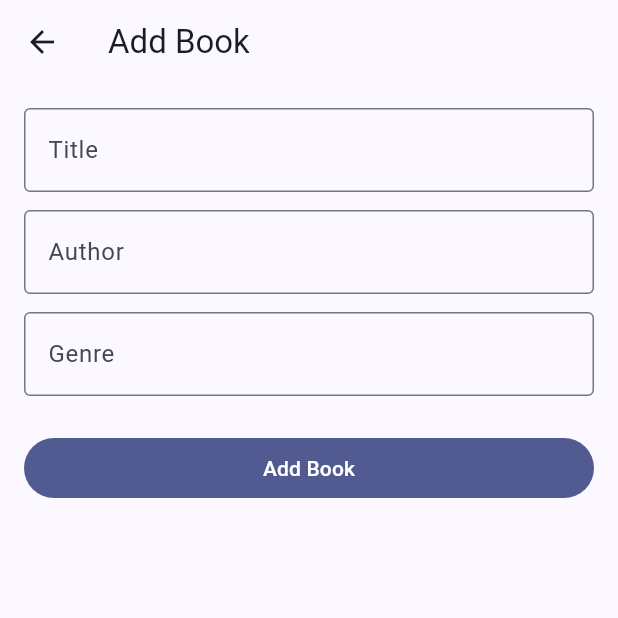
After one commit to jacabananthony-create/CSIT284-Capstone-Jacaban, a Flutter app: the screen it shows after launch, after a tap on "Add Book", on a phone screen of 412 x 824 dp, the top half of it. The commit adds this screen. Run offline on Flutter 3.47's test engine with Material 3 defaults, Android fonts, the phone set to English and light mode, and no system bars; our stand-ins replace cloud_firestore, firebase_core; accounts and stored records are empty.

Commit message:
Implemented firebase CRUD

```diff
--- a/capstone_jacaban/lib/main.dart
+++ b/capstone_jacaban/lib/main.dart
@@ -1,29 +1,25 @@
+import 'package:firebase_core/firebase_core.dart';
 import 'package:flutter/material.dart';
 
+import 'firebase_options.dart';
 import 'models/library.dart';
 import 'screens/home_screen.dart';
 
-void main() => runApp(const MyApp());
-
-class MyApp extends StatefulWidget {
-  const MyApp({super.key});
-
-  @override
-  State<MyApp> createState() => _MyAppState();
+Future<void> main() async {
+  WidgetsFlutterBinding.ensureInitialized();
+  await Firebase.initializeApp(options: DefaultFirebaseOptions.currentPlatform);
+  runApp(MyApp(library: Library()));
 }
 
-class _MyAppState extends State<MyApp> {
-  final Library library = Library();
+class MyApp extends StatelessWidget {
+  final Library library;
+  const MyApp({super.key, required this.library});
 
   @override
   Widget build(BuildContext context) {
     return MaterialApp(
       title: 'Book Borrowing Tracker',
-      debugShowCheckedModeBanner: false,
-      theme: ThemeData(
-        colorSchemeSeed: Colors.indigo,
-        useMaterial3: true,
-      ),
+      theme: ThemeData(colorSchemeSeed: Colors.indigo, useMaterial3: true),
       home: HomeScreen(library: library),
     );
   }
--- a/capstone_jacaban/lib/models/book.dart
+++ b/capstone_jacaban/lib/models/book.dart
@@ -1,3 +1,5 @@
+import 'package:cloud_firestore/cloud_firestore.dart';
+
 class Book {
   final int id;
   final String title;
@@ -17,6 +19,26 @@ class Book {
 
   bool get isOverdue =>
       isBorrowed && dueDate != null && dueDate!.isBefore(DateTime.now());
+
+  /// Book -> Firestore document
+  Map<String, dynamic> toMap() => {
+        'id': id,
+        'title': title,
+        'author': author,
+        'genre': genre,
+        'isBorrowed': isBorrowed,
+        'dueDate': dueDate == null ? null : Timestamp.fromDate(dueDate!),
+      };
+
+  /// Firestore document -> Book
+  factory Book.fromMap(Map<String, dynamic> map) => Book(
+        id: map['id'] as int,
+        title: map['title'] ?? '',
+        author: map['author'] ?? '',
+        genre: map['genre'] ?? '',
+        isBorrowed: map['isBorrowed'] ?? false,
+        dueDate: (map['dueDate'] as Timestamp?)?.toDate(),
+      );
 }
 
 /// Formats a date as dd/mm/yyyy without needing the intl package.
--- a/capstone_jacaban/lib/models/borrow_record.dart
+++ b/capstone_jacaban/lib/models/borrow_record.dart
@@ -1,13 +1,32 @@
+import 'package:cloud_firestore/cloud_firestore.dart';
+
 class BorrowRecord {
+  String? docId; // Firestore document id, set after saving
   final String bookTitle;
   final DateTime borrowedOn;
   DateTime? returnedOn;
 
   BorrowRecord({
+    this.docId,
     required this.bookTitle,
     required this.borrowedOn,
     this.returnedOn,
   });
 
   bool get isReturned => returnedOn != null;
+
+  Map<String, dynamic> toMap() => {
+        'bookTitle': bookTitle,
+        'borrowedOn': Timestamp.fromDate(borrowedOn),
+        'returnedOn':
+            returnedOn == null ? null : Timestamp.fromDate(returnedOn!),
+      };
+
+  factory BorrowRecord.fromMap(String docId, Map<String, dynamic> map) =>
+      BorrowRecord(
+        docId: docId,
+        bookTitle: map['bookTitle'] ?? '',
+        borrowedOn: (map['borrowedOn'] as Timestamp).toDate(),
+        returnedOn: (map['returnedOn'] as Timestamp?)?.toDate(),
+      );
 }
--- a/capstone_jacaban/lib/models/library.dart
+++ b/capstone_jacaban/lib/models/library.dart
@@ -1,13 +1,61 @@
+import 'dart:async';
+
 import 'package:flutter/foundation.dart';
 
+import '../services/firestore_service.dart';
 import 'book.dart';
 import 'borrow_record.dart';
 
-/// Holds all app state: the hardcoded book list, search query and history.
+/// App state, now backed by Firebase Firestore.
 class Library extends ChangeNotifier {
   static const int loanDays = 14;
 
-  final List<Book> books = [
+  final FirestoreService _service = FirestoreService();
+
+  List<Book> books = [];
+  List<BorrowRecord> history = [];
+  bool isLoading = true;
+  String? error;
+
+  StreamSubscription<List<Book>>? _bookSub;
+  StreamSubscription<List<BorrowRecord>>? _recordSub;
+
+  Library() {
+    _start();
+  }
+
+  Future<void> _start() async {
+    try {
+      await _service.seedBooksIfEmpty(_seedBooks());
+    } catch (e) {
+      _setError(e);
+    }
+    _bookSub = _service.watchBooks().listen((data) {
+      books = data;
+      isLoading = false;
+      error = null;
+      notifyListeners();
+    }, onError: (e) => _setError(e));
+    _recordSub = _service.watchRecords().listen((data) {
+      history = data;
+      notifyListeners();
+    }, onError: (e) => _setError(e));
+  }
+
+  void _setError(Object e) {
+    error = e.toString();
+    isLoading = false;
+    notifyListeners();
+  }
+
+  @override
+  void dispose() {
+    _bookSub?.cancel();
+    _recordSub?.cancel();
+    super.dispose();
+  }
+
+  List<Book> _seedBooks() => [
         Book(id: 1, title: 'Clean Code', author: 'Robert C. Martin', genre: 'Programming'),
         Book(id: 2, title: 'The Pragmatic Programmer', author: 'Andrew Hunt', genre: 'Programming'),
         Book(id: 3, title: 'Dune', author: 'Frank Herbert', genre: 'Sci-Fi'),
@@ -20,8 +68,7 @@ class Library extends ChangeNotifier {
         Book(id: 10, title: 'The Alchemist', author: 'Paulo Coelho', genre: 'Fiction'),
       ];
 
-  final List<BorrowRecord> history = [];
-
+  // ---------- search ----------
   String _query = '';
   String get query => _query;
 
@@ -40,25 +87,70 @@ class Library extends ChangeNotifier {
         .toList();
   }
 
-  void borrow(Book book) {
+  // ---------- CRUD on books ----------
+
+  // CREATE
+  Future<void> addBook(String title, String author, String genre) async {
+    final nextId = books.isEmpty
+        ? 1
+        : books.map((b) => b.id).reduce((a, b) => a > b ? a : b) + 1;
+    try {
+      await _service.addBook(
+          Book(id: nextId, title: title, author: author, genre: genre));
+    } catch (e) {
+      _setError(e);
+    }
+  }
+
+  // UPDATE
+  Future<void> updateBook(Book book) async {
+    try {
+      await _service.updateBook(book);
+    } catch (e) {
+      _setError(e);
+    }
+  }
+
+  // DELETE
+  Future<void> deleteBook(int id) async {
+    try {
+      await _service.deleteBook(id);
+    } catch (e) {
+      _setError(e);
+    }
+  }
+
+  // ---------- borrow / return (saved to Firestore) ----------
+
+  Future<void> borrow(Book book) async {
     if (book.isBorrowed) return;
     final now = DateTime.now();
     book.isBorrowed = true;
     book.dueDate = now.add(const Duration(days: loanDays));
-    history.insert(0, BorrowRecord(bookTitle: book.title, borrowedOn: now));
-    notifyListeners();
+    try {
+      await _service.updateBook(book);
+      await _service
+          .addRecord(BorrowRecord(bookTitle: book.title, borrowedOn: now));
+    } catch (e) {
+      _setError(e);
+    }
   }
 
-  void returnBook(Book book) {
+  Future<void> returnBook(Book book) async {
     if (!book.isBorrowed) return;
     book.isBorrowed = false;
     book.dueDate = null;
+    try {
+      await _service.updateBook(book);
       for (final record in history) {
         if (record.bookTitle == book.title && !record.isReturned) {
           record.returnedOn = DateTime.now();
+          await _service.updateRecord(record);
           break;
         }
       }
-    notifyListeners();
+    } catch (e) {
+      _setError(e);
     }
   }
+}
--- /dev/null
+++ b/capstone_jacaban/lib/screens/book_form_screen.dart
@@ -0,0 +1,109 @@
+import 'package:flutter/material.dart';
+
+import '../models/book.dart';
+import '../models/library.dart';
+
+class BookFormScreen extends StatefulWidget {
+  final Library library;
+  final Book? book; // null = add, not null = edit
+
+  const BookFormScreen({super.key, required this.library, this.book});
+
+  @override
+  State<BookFormScreen> createState() => _BookFormScreenState();
+}
+
+class _BookFormScreenState extends State<BookFormScreen> {
+  final _formKey = GlobalKey<FormState>();
+  late final TextEditingController _title;
+  late final TextEditingController _author;
+  late final TextEditingController _genre;
+
+  bool get _isEditing => widget.book != null;
+
+  @override
+  void initState() {
+    super.initState();
+    _title = TextEditingController(text: widget.book?.title ?? '');
+    _author = TextEditingController(text: widget.book?.author ?? '');
+    _genre = TextEditingController(text: widget.book?.genre ?? '');
+  }
+
+  @override
+  void dispose() {
+    _title.dispose();
+    _author.dispose();
+    _genre.dispose();
+    super.dispose();
+  }
+
+  void _save() {
+    if (!_formKey.currentState!.validate()) return;
+    final title = _title.text.trim();
+    final author = _author.text.trim();
+    final genre = _genre.text.trim();
+
+    if (_isEditing) {
+      final b = widget.book!;
+      widget.library.updateBook(Book(
+        id: b.id,
+        title: title,
+        author: author,
+        genre: genre,
+        isBorrowed: b.isBorrowed,
+        dueDate: b.dueDate,
+      ));
+    } else {
+      widget.library.addBook(title, author, genre);
+    }
+    Navigator.pop(context);
+  }
+
+  String? _required(String? v) =>
+      (v == null || v.trim().isEmpty) ? 'Required' : null;
+
+  @override
+  Widget build(BuildContext context) {
+    return Scaffold(
+      appBar: AppBar(title: Text(_isEditing ? 'Edit Book' : 'Add Book')),
+      body: Padding(
+        padding: const EdgeInsets.all(16),
+        child: Form(
+          key: _formKey,
+          child: Column(
+            children: [
+              TextFormField(
+                controller: _title,
+                decoration: const InputDecoration(
+                    labelText: 'Title', border: OutlineInputBorder()),
+                validator: _required,
+              ),
+              const SizedBox(height: 12),
+              TextFormField(
+                controller: _author,
+                decoration: const InputDecoration(
+                    labelText: 'Author', border: OutlineInputBorder()),
+                validator: _required,
+              ),
+              const SizedBox(height: 12),
+              TextFormField(
+                controller: _genre,
+                decoration: const InputDecoration(
+                    labelText: 'Genre', border: OutlineInputBorder()),
+                validator: _required,
+              ),
+              const SizedBox(height: 24),
+              SizedBox(
+                width: double.infinity,
+                child: FilledButton(
+                  onPressed: _save,
+                  child: Text(_isEditing ? 'Save Changes' : 'Add Book'),
+                ),
+              ),
+            ],
+          ),
+        ),
+      ),
+    );
+  }
+}
--- a/capstone_jacaban/lib/screens/home_screen.dart
+++ b/capstone_jacaban/lib/screens/home_screen.dart
@@ -2,6 +2,7 @@ import 'package:flutter/material.dart';
 
 import '../models/library.dart';
 import '../widgets/book_card.dart';
+import 'book_form_screen.dart';
 import 'detail_screen.dart';
 import 'history_screen.dart';
 
@@ -28,6 +29,16 @@ class HomeScreen extends StatelessWidget {
           ),
         ],
       ),
+      floatingActionButton: FloatingActionButton.extended(
+        icon: const Icon(Icons.add),
+        label: const Text('Add Book'),
+        onPressed: () => Navigator.push(
+          context,
+          MaterialPageRoute(
+            builder: (_) => BookFormScreen(library: library),
+          ),
+        ),
+      ),
       body: Column(
         children: [
           Padding(
@@ -45,6 +56,17 @@ class HomeScreen extends StatelessWidget {
             child: ListenableBuilder(
               listenable: library,
               builder: (context, _) {
+                if (library.isLoading) {
+                  return const Center(child: CircularProgressIndicator());
+                }
+                if (library.error != null) {
+                  return Center(
+                    child: Padding(
+                      padding: const EdgeInsets.all(16),
+                      child: Text('Firebase error:\n${library.error}'),
+                    ),
+                  );
+                }
                 final books = library.filteredBooks;
                 if (books.isEmpty) {
                   return const Center(child: Text('No books found.'));
--- /dev/null
+++ b/capstone_jacaban/lib/services/firestore_service.dart
@@ -0,0 +1,56 @@
+import 'package:cloud_firestore/cloud_firestore.dart';
+
+import '../models/book.dart';
+import '../models/borrow_record.dart';
+
+class FirestoreService {
+  final _books = FirebaseFirestore.instance.collection('books');
+  final _records = FirebaseFirestore.instance.collection('borrow_records');
+
+  // ---------- BOOKS ----------
+
+  // CREATE
+  Future<void> addBook(Book book) =>
+      _books.doc(book.id.toString()).set(book.toMap());
+
+  // READ (live updates)
+  Stream<List<Book>> watchBooks() => _books.orderBy('id').snapshots().map(
+      (snap) => snap.docs.map((d) => Book.fromMap(d.data())).toList());
+
+  // UPDATE
+  Future<void> updateBook(Book book) =>
+      _books.doc(book.id.toString()).update(book.toMap());
+
+  // DELETE
+  Future<void> deleteBook(int id) => _books.doc(id.toString()).delete();
+
+    // Seed the 10 starter books once, when the collection is empty
+  Future<void> seedBooksIfEmpty(List<Book> seed) async {
+    final existing = await _books.limit(1).get();
+    if (existing.docs.isNotEmpty) return;
+    final batch = FirebaseFirestore.instance.batch();
+    for (final b in seed) {
+      batch.set(_books.doc(b.id.toString()), b.toMap());
+    }
+    await batch.commit();
+  }
+
+  // ---------- BORROW RECORDS ----------
+
+  // CREATE (returns the new document id)
+  Future<String> addRecord(BorrowRecord record) async {
+    final ref = await _records.add(record.toMap());
+    return ref.id;
+  }
+
+  // READ
+  Stream<List<BorrowRecord>> watchRecords() => _records
+      .orderBy('borrowedOn', descending: true)
+      .snapshots()
+      .map((snap) =>
+          snap.docs.map((d) => BorrowRecord.fromMap(d.id, d.data())).toList());
+
+  // UPDATE (mark as returned)
+  Future<void> updateRecord(BorrowRecord record) =>
+      _records.doc(record.docId).update(record.toMap());
+}
```
Also changed, not shown: capstone_jacaban/lib/screens/detail_screen.dart (+70 -22 lines), capstone_jacaban/pubspec.yaml (+5 -69 lines), capstone_jacaban/firebase.json (added), capstone_jacaban/lib/firebase_options.dart (added), capstone_jacaban/pubspec.lock, 6 other files. Lines whose indentation alone changed are shown as unchanged.
